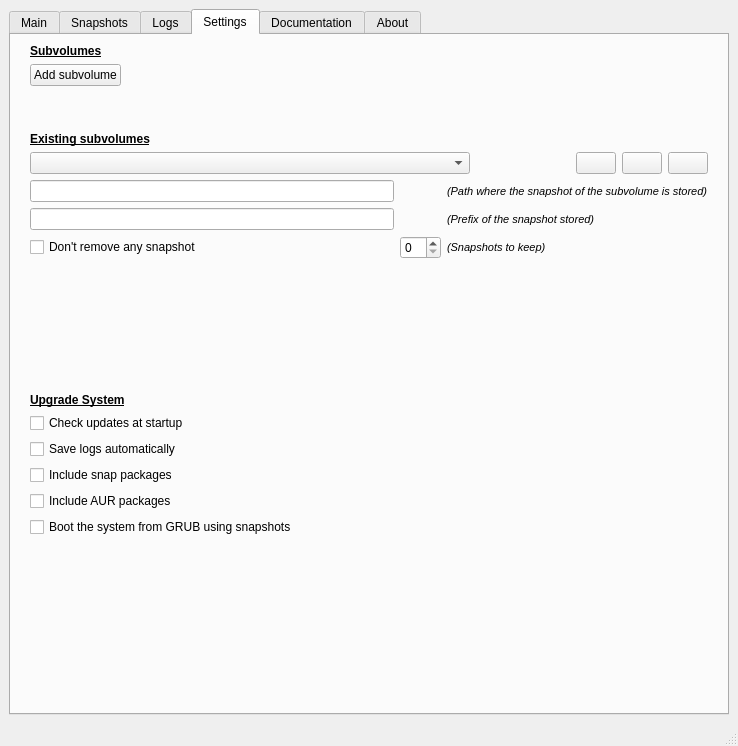
First picture: the form in buttermanager/buttermanager/ui/MainWindow.ui, repository egara/buttermanager, before the edit.
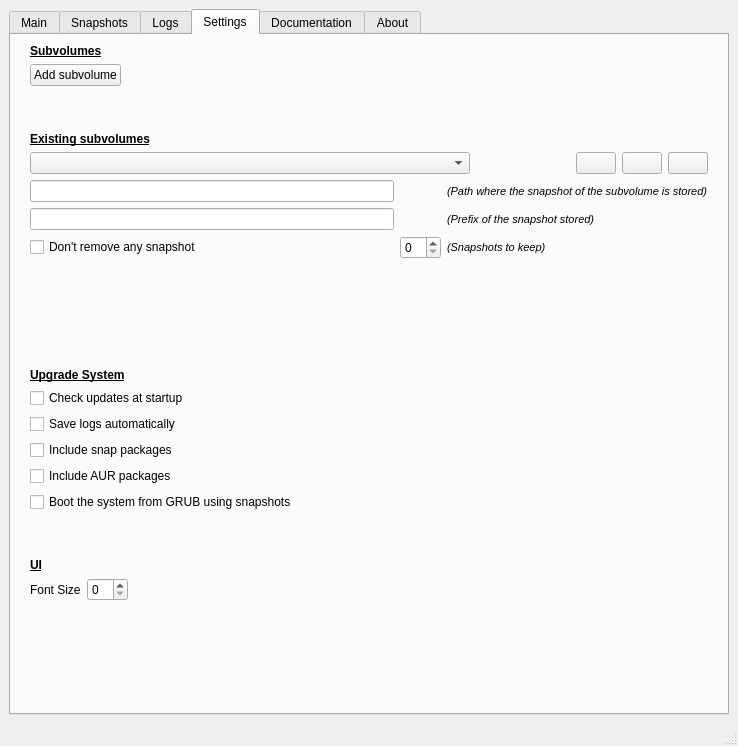
Second picture: the form after the edit. The open tabs and pages were chosen to show the change.

Commit message: Adding font size field to settings tab

```diff
--- a/buttermanager/buttermanager/ui/MainWindow.ui
+++ b/buttermanager/buttermanager/ui/MainWindow.ui
@@ -1046,6 +1046,47 @@
             </property>
            </spacer>
           </item>
+          <item>
+           <widget class="QLabel" name="label_settings_ui">
+            <property name="font">
+             <font>
+              <weight>75</weight>
+              <bold>true</bold>
+              <underline>true</underline>
+             </font>
+            </property>
+            <property name="text">
+             <string>UI</string>
+            </property>
+           </widget>
+          </item>
+          <item>
+           <layout class="QHBoxLayout" name="horizontalLayout_12">
+            <item>
+             <widget class="QLabel" name="label_font_size">
+              <property name="text">
+               <string>Font Size</string>
+              </property>
+             </widget>
+            </item>
+            <item>
+             <widget class="QSpinBox" name="spinbox_font_size"/>
+            </item>
+            <item>
+             <spacer name="horizontalSpacer_9">
+              <property name="orientation">
+               <enum>Qt::Horizontal</enum>
+              </property>
+              <property name="sizeHint" stdset="0">
+               <size>
+                <width>40</width>
+                <height>20</height>
+               </size>
+              </property>
+             </spacer>
+            </item>
+           </layout>
+          </item>
          </layout>
         </item>
         <item>
```
The commit also changes 1 other file.
